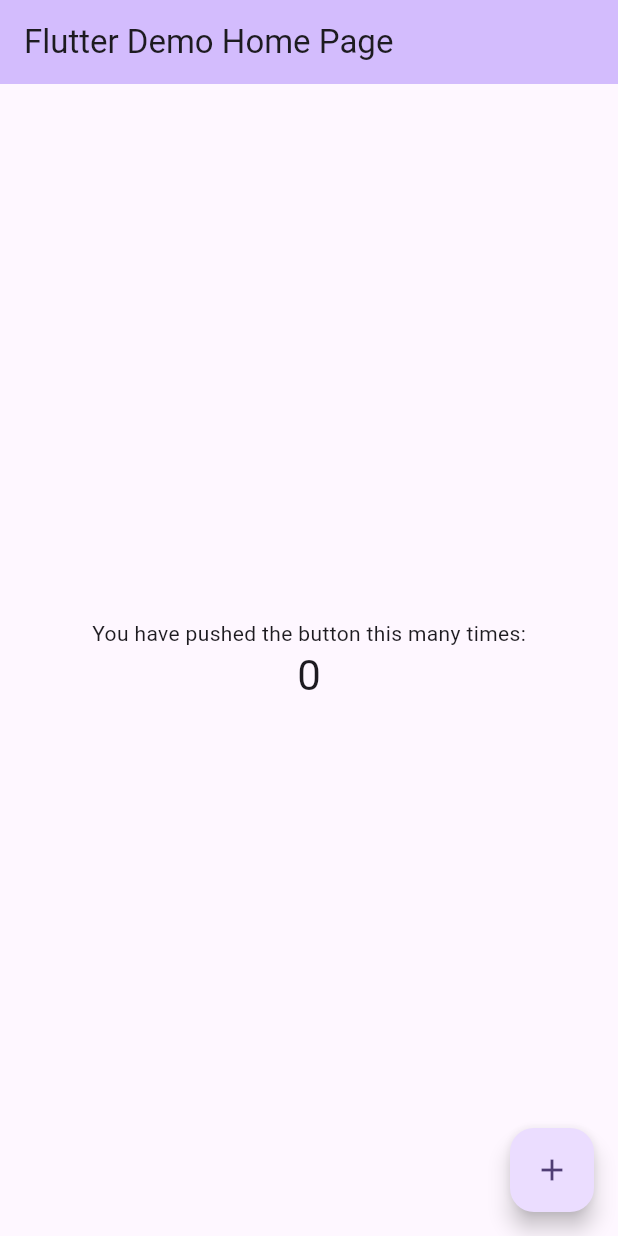
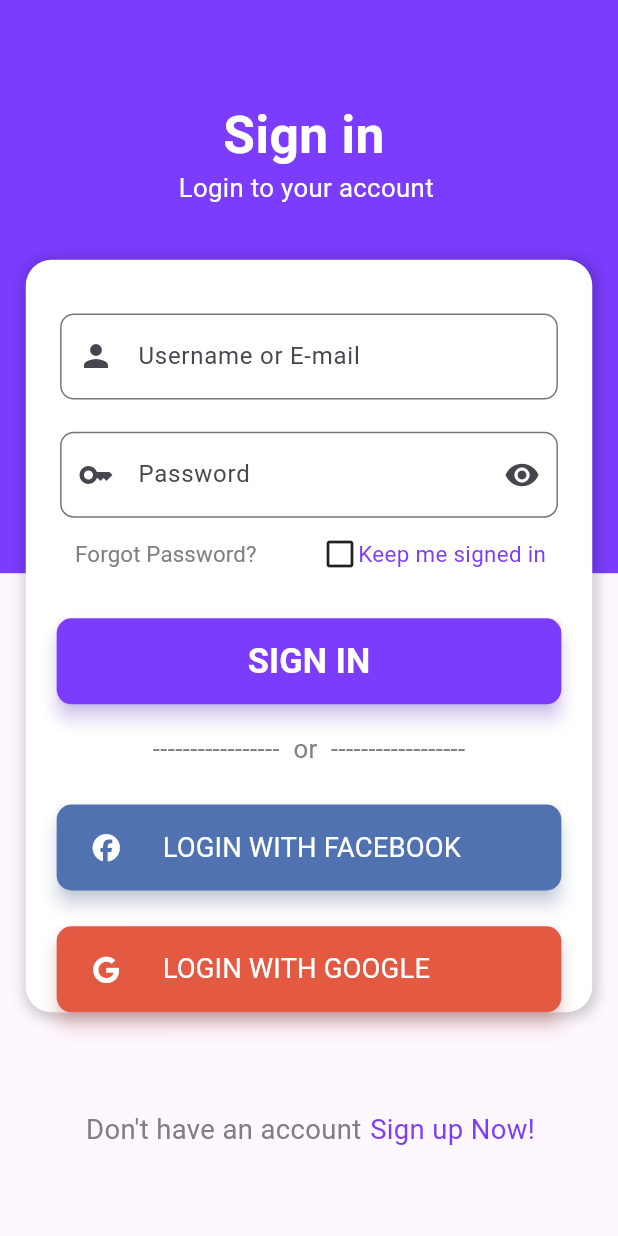
Before and after one commit to codecharan-dev/mobile-ecommerce, a Flutter app: the screen it shows after launch, on a phone screen of 412 x 824 dp. Run offline on Flutter 3.47's test engine with Material 3 defaults, Android fonts, the phone set to English and light mode, and no system bars; our stand-ins replace flutter_screenutil, font_awesome_flutter.

Commit message:
login finished

```diff
--- a/lib/main.dart
+++ b/lib/main.dart
@@ -1,4 +1,8 @@
 import 'package:flutter/material.dart';
+import 'package:flutter_screenutil/flutter_screenutil.dart';
+import 'package:mobile_ecommerce/routes.dart';
+import 'package:mobile_ecommerce/ui/features/login/view/login_page.dart';
+import 'package:mobile_ecommerce/utils/app_route_constant.dart';
 
 void main() {
   runApp(const MyApp());
@@ -6,123 +10,23 @@ void main() {
 
 class MyApp extends StatelessWidget {
   const MyApp({super.key});
-
-  // This widget is the root of your application.
   @override
   Widget build(BuildContext context) {
-    return MaterialApp(
-      title: 'Flutter Demo',
-      theme: ThemeData(
-        // This is the theme of your application.
-        //
-        // TRY THIS: Try running your application with "flutter run". You'll see
-        // the application has a purple toolbar. Then, without quitting the app,
-        // try changing the seedColor in the colorScheme below to Colors.green
-        // and then invoke "hot reload" (save your changes or press the "hot
-        // reload" button in a Flutter-supported IDE, or press "r" if you used
-        // the command line to start the app).
-        //
-        // Notice that the counter didn't reset back to zero; the application
-        // state is not lost during the reload. To reset the state, use hot
-        // restart instead.
-        //
-        // This works for code too, not just values: Most code changes can be
-        // tested with just a hot reload.
-        colorScheme: ColorScheme.fromSeed(seedColor: Colors.deepPurple),
-        useMaterial3: true,
+    return const ScreenUtilInit(
+      designSize: Size(360, 690),
+      minTextAdapt: true,
+      splitScreenMode: true,
+      child: MaterialApp(
+        title: 'Flutter Demo',
+        debugShowCheckedModeBanner: false,
+        home: LoginPage(),
+        onGenerateRoute: AppRoutes.onGenerateRouteForMyApp,
+        initialRoute: AppRouteConstant.logInPage,
       ),
-      home: const MyHomePage(title: 'Flutter Demo Home Page'),
     );
   }
 }
 
-class MyHomePage extends StatefulWidget {
-  const MyHomePage({super.key, required this.title});
-
-  // This widget is the home page of your application. It is stateful, meaning
-  // that it has a State object (defined below) that contains fields that affect
-  // how it looks.
-
-  // This class is the configuration for the state. It holds the values (in this
-  // case the title) provided by the parent (in this case the App widget) and
-  // used by the build method of the State. Fields in a Widget subclass are
-  // always marked "final".
-
-  final String title;
-
-  @override
-  State<MyHomePage> createState() => _MyHomePageState();
-}
-
-class _MyHomePageState extends State<MyHomePage> {
-  int _counter = 0;
-
-  void _incrementCounter() {
-    setState(() {
-      // This call to setState tells the Flutter framework that something has
-      // changed in this State, which causes it to rerun the build method below
-      // so that the display can reflect the updated values. If we changed
-      // _counter without calling setState(), then the build method would not be
-      // called again, and so nothing would appear to happen.
-      _counter++;
-    });
-  }
-
-  @override
-  Widget build(BuildContext context) {
-    // This method is rerun every time setState is called, for instance as done
-    // by the _incrementCounter method above.
-    //
-    // The Flutter framework has been optimized to make rerunning build methods
-    // fast, so that you can just rebuild anything that needs updating rather
-    // than having to individually change instances of widgets.
-    return Scaffold(
-      appBar: AppBar(
-        // TRY THIS: Try changing the color here to a specific color (to
-        // Colors.amber, perhaps?) and trigger a hot reload to see the AppBar
-        // change color while the other colors stay the same.
-        backgroundColor: Theme.of(context).colorScheme.inversePrimary,
-        // Here we take the value from the MyHomePage object that was created by
-        // the App.build method, and use it to set our appbar title.
-        title: Text(widget.title),
-      ),
-      body: Center(
-        // Center is a layout widget. It takes a single child and positions it
-        // in the middle of the parent.
-        child: Column(
-          // Column is also a layout widget. It takes a list of children and
-          // arranges them vertically. By default, it sizes itself to fit its
-          // children horizontally, and tries to be as tall as its parent.
-          //
-          // Column has various properties to control how it sizes itself and
-          // how it positions its children. Here we use mainAxisAlignment to
-          // center the children vertically; the main axis here is the vertical
-          // axis because Columns are vertical (the cross axis would be
-          // horizontal).
-          //
-          // TRY THIS: Invoke "debug painting" (choose the "Toggle Debug Paint"
-          // action in the IDE, or press "p" in the console), to see the
-          // wireframe for each widget.
-          mainAxisAlignment: MainAxisAlignment.center,
-          children: <Widget>[
-            const Text(
-              'You have pushed the button this many times:',
-            ),
-            Text(
-              '$_counter',
-              style: Theme.of(context).textTheme.headlineMedium,
-            ),
-          ],
-        ),
-      ),
-      floatingActionButton: FloatingActionButton(
-        onPressed: _incrementCounter,
-        tooltip: 'Decremnt',
-        child: const Icon(Icons.add),
-      ), // This trailing comma makes auto-formatting nicer for build methods.
-    );
-  }
-}
 
 // echo "# mobile-ecommerce" >> README.md
 // git init
--- /dev/null
+++ b/lib/routes.dart
@@ -0,0 +1,32 @@
+import 'package:flutter/material.dart';
+import 'package:mobile_ecommerce/ui/features/login/view/login_page.dart';
+import 'package:mobile_ecommerce/ui/features/login/view/signup_page.dart';
+import 'package:mobile_ecommerce/utils/app_route_constant.dart';
+
+class AppRoutes {
+  static Route<dynamic> onGenerateRouteForMyApp(RouteSettings myAppRouteSettings) {
+
+    switch (myAppRouteSettings.name) {
+      // Log In page navigation
+      case AppRouteConstant.logInPage:
+        return MaterialPageRoute(builder: (context) => const LoginPage());
+
+      // Sign Up page navigation
+      case AppRouteConstant.signUpPage:
+        return MaterialPageRoute(builder: (context) => const SignupPage());
+
+      // default
+      default:
+    }
+    return MaterialPageRoute(
+      builder: (context) => Scaffold(
+        appBar: AppBar(
+          title: const Text('dummy'),
+        ),
+        body: const Center(
+          child: Text("dummy page"),
+        ),
+      ),
+    );
+  }
+}
--- /dev/null
+++ b/lib/ui/features/login/view/login_page.dart
@@ -0,0 +1,140 @@
+import 'dart:io';
+
+import 'package:flutter/material.dart';
+import 'package:flutter_screenutil/flutter_screenutil.dart';
+import 'package:font_awesome_flutter/font_awesome_flutter.dart';
+import 'package:mobile_ecommerce/ui/features/login/widgets/forgot_password_row.dart';
+import 'package:mobile_ecommerce/ui/features/login/widgets/or_text.dart';
+import 'package:mobile_ecommerce/ui/features/login/widgets/reusable_button.dart';
+import 'package:mobile_ecommerce/utils/app_route_constant.dart';
+import 'package:mobile_ecommerce/utils/colors.dart';
+import 'package:mobile_ecommerce/utils/widgets.dart';
+
+class LoginPage extends StatefulWidget {
+  const LoginPage({Key? key}) : super(key: key);
+
+  @override
+  State<LoginPage> createState() => _LoginPageState();
+}
+
+class _LoginPageState extends State<LoginPage> {
+  bool intial = false;
+  @override
+  Widget build(BuildContext context) {
+    // back container
+    // text
+    return Scaffold(
+      body: Container(
+        margin: EdgeInsets.only(left: 0.w),
+        child: SingleChildScrollView(
+          child: Column(
+            children: [
+              Stack(
+                children: [
+                  Container(
+                    padding: EdgeInsets.only(top: 55.h, left: 130.w),
+                    height: 320.h,
+                    width: 360.w,
+                    color: AppColors.primaryColor,
+                    child: buildreuableText(
+                      text: "Sign in",
+                      fontSize: 30.sp,
+                      color: AppColors.primaryTextColor,
+                      fontWeight: FontWeight.bold,
+                    ),
+                  ),
+                  Container(
+                    padding: EdgeInsets.only(top: 95.h, left: 104.w),
+                    child: buildreuableText(
+                      text: "Login to your account",
+                      fontSize: 15.sp,
+                      color: AppColors.primaryTextColor,
+                      fontWeight: FontWeight.normal,
+                    ),
+                  ),
+                  Container(
+                    margin: EdgeInsets.fromLTRB(15.w, 145.h, 15.w, 95.h),
+                    decoration: BoxDecoration(
+                      boxShadow: [
+                        BoxShadow(
+                          color: Colors.black.withOpacity(0.2),
+                          offset: Offset(1.w, 1.h),
+                          blurRadius: 7,
+                          spreadRadius: 2,
+                        ),
+                      ],
+                      borderRadius: BorderRadius.circular(15.w),
+                      color: Colors.white,
+                    ),
+                    child: Column(
+                      children: [
+                        buildReusableTextFormField(
+                          top: 30.h,
+                          hintText: "Username or E-mail",
+                          obsecureText: false,
+                          prefixIcon: Icons.person,
+                        ),
+                        buildReusableTextFormFieldForPassword(
+                          top: 18.h,
+                          hintText: "Password",
+                          obsecureText: true,
+                          prefixIcon: Icons.key,
+                          suffixIcon: Icons.remove_red_eye,
+                          onPressed: () {},
+                        ),
+                        buildForgotPasswordRow(
+                          onPressed: () {},
+                          onTap: () {},
+                        ),
+                        buildReusableButton(
+                          top: 16.h,
+                          backgroundColor: AppColors.primaryColor,
+                          shadowColor: AppColors.primaryColor.withOpacity(0.5),
+                          buttonName: "SIGN IN",
+                          fontWeight: FontWeight.bold,
+                          fontSize: 20.sp,
+                        ),
+                        orText(),
+                        buildReusableOauthButton(
+                          backgroundColor: AppColors.teritaryColor,
+                          shadowColor: AppColors.teritaryColor.withOpacity(0.5),
+                          buttonName: "LOGIN WITH FACEBOOK",
+                          fontWeight: FontWeight.normal,
+                          fontSize: 16.sp,
+                          icon: FontAwesomeIcons.facebook,
+                        ),
+                        buildReusableOauthButton(
+                          backgroundColor: AppColors.fourthColor,
+                          shadowColor: AppColors.fourthColor.withOpacity(0.5),
+                          buttonName: "LOGIN WITH GOOGLE",
+                          fontWeight: FontWeight.normal,
+                          fontSize: 16.sp,
+                          icon: FontAwesomeIcons.google,
+                        ),
+                      ],
+                    ),
+                  ),
+                  dontAndAlreadyHaveAnAccountRow(
+                    buildTextFontsize: 16.sp,
+                    fontSize: 16.sp,
+                    left: Platform.isAndroid ? 50.w : 38.w,
+                    top: 620.h,
+                    text: "Don't have an account",
+                    buttonName: "Sign up Now!",
+                    onTap: () {
+                      Navigator.pushNamedAndRemoveUntil(
+                        context,
+                        AppRouteConstant.signUpPage,
+                        (route) => false,
+                      );
+                    },
+                  ),
+                ],
+              ),
+            ],
+          ),
+        ),
+      ),
+    );
+  }
+}
--- /dev/null
+++ b/lib/ui/features/login/view/signup_page.dart
@@ -0,0 +1,120 @@
+import 'dart:io';
+
+import 'package:flutter/material.dart';
+import 'package:flutter_screenutil/flutter_screenutil.dart';
+import 'package:mobile_ecommerce/utils/colors.dart';
+import 'package:mobile_ecommerce/utils/widgets.dart';
+
+class SignupPage extends StatelessWidget {
+  const SignupPage({Key? key}) : super(key: key);
+
+  @override
+  Widget build(BuildContext context) {
+    return Scaffold(
+      body: Container(
+        margin: EdgeInsets.only(left: 0.w),
+        child: SingleChildScrollView(
+          child: Column(
+            children: [
+              Stack(children: [
+                 Container(
+                    padding: EdgeInsets.only(top: 55.h, left: 118.w),
+                    height: 320.h,
+                    width: 360.w,
+                    color: AppColors.primaryColor,
+                    child: buildreuableText(
+                      text: "Sign up",
+                      fontSize: 30.sp,
+                      color: AppColors.primaryTextColor,
+                      fontWeight: FontWeight.bold,
+                    ),
+                  ),
+                  Container(
+                    padding: EdgeInsets.only(top: 95.h, left: 106.w),
+                    child: buildreuableText(
+                      text: "Create new account",
+                      fontSize: 15.sp,
+                      color: AppColors.primaryTextColor,
+                      fontWeight: FontWeight.normal,
+                    ),
+                  ),
+                  Container(
+                    margin: EdgeInsets.fromLTRB(15.w, 145.h, 15.w, 60.h),
+                    decoration: BoxDecoration(
+                      boxShadow: [
+                        BoxShadow(
+                          color: Colors.black.withOpacity(0.2),
+                          offset: Offset(1.w, 1.h),
+                          blurRadius: 7,
+                          spreadRadius: 2,
+                        ),
+                      ],
+                      borderRadius: BorderRadius.circular(15.w),
+                      color: Colors.white,
+                    ),
+                    child: Column(
+                      children: [
+                         buildReusableTextFormField(
+                          top: 30.h,
+                          hintText: "Full Name",
+                          obsecureText: false,
+                          prefixIcon: Icons.person,
+                        ),
+                        buildReusableTextFormField(
+                          top: 18.h,
+                          hintText: "Username or E-mail",
+                          obsecureText: false,
+                          prefixIcon: Icons.email,
+                        ),
+                         buildReusableTextFormField(
+                          top: 18.h,
+                          hintText: "Phone Number",
+                          obsecureText: false,
+                          prefixIcon: Icons.phone,
+                        ),
+                        buildReusableTextFormFieldForPassword(
+                          top: 18.h,
+                          hintText: "Create Password",
+                          obsecureText: true,
+                          prefixIcon: Icons.key,
+                          suffixIcon: Icons.remove_red_eye,
+                          onPressed: () {},
+                        ),
+                        buildReusableTextFormFieldForPassword(
+                          top: 18.h,
+                          hintText: "Confrim Password",
+                          obsecureText: true,
+                          prefixIcon: Icons.key,
+                          suffixIcon: Icons.remove_red_eye,
+                          onPressed: () {},
+                        ),
+                        dontAndAlreadyHaveAnAccountRow(
+                          buildTextFontsize: 14.sp,
+                          fontSize: 14.sp,
+                          left: Platform.isAndroid ? 38.w : 35.w,
+                          top: 25.h,
+                          onTap: () {},
+                          text: "Already have an account",
+                          buttonName: "Sign in Now!",
+                        ),
+
+                      ],
+                    ),
+                  ),
+                  buildReusableButton(
+                    top: 595.h,
+                    backgroundColor: AppColors.primaryColor,
+                    shadowColor: AppColors.primaryColor.withOpacity(0.5),
+                    buttonName: "SIGN UP",
+                    fontWeight: FontWeight.bold,
+                    fontSize: 20.sp,
+                  ),
+                ],
+              ),
+            ],
+          ),
+        ),
+      ),
+    );
+  }
+}
--- /dev/null
+++ b/lib/ui/features/login/widgets/forgot_password_row.dart
@@ -0,0 +1,39 @@
+import 'package:flutter/material.dart';
+import 'package:flutter_screenutil/flutter_screenutil.dart';
+import 'package:mobile_ecommerce/utils/colors.dart';
+import 'package:mobile_ecommerce/utils/widgets.dart';
+
+Widget buildForgotPasswordRow({required VoidCallback onPressed, required VoidCallback onTap,
+}) {
+  return Container(
+    margin: const EdgeInsets.only(right: 15, left: 5),
+    child: Row(
+      mainAxisAlignment: MainAxisAlignment.spaceAround,
+      children: [
+        TextButton(
+          onPressed: onPressed,
+          child: buildreuableText(
+            text: "Forgot Password?",
+            fontSize: 13.sp,
+            color: AppColors.secondaryTextColor,
+            fontWeight: FontWeight.normal,
+          ),
+        ),
+        InkWell(
+          onTap: onTap,
+          child: Row(
+            children: [
+              const Icon(Icons.check_box_outline_blank),
+              buildreuableText(
+                text: "Keep me signed in",
+                fontSize: 13.sp,
+                color: AppColors.primaryColor,
+                fontWeight: FontWeight.normal,
+              ),
+            ],
+          ),
+        ),
+      ],
+    ),
+  );
+}
--- /dev/null
+++ b/lib/ui/features/login/widgets/or_text.dart
@@ -0,0 +1,16 @@
+import 'package:flutter/material.dart';
+import 'package:flutter_screenutil/flutter_screenutil.dart';
+import 'package:mobile_ecommerce/utils/colors.dart';
+import 'package:mobile_ecommerce/utils/widgets.dart';
+
+Widget orText() {
+  return Container(
+    margin: EdgeInsets.only(top: 15.h),
+    child: buildreuableText(
+      text: "-----------------  or  ------------------",
+      fontSize: 15.sp,
+      color: AppColors.secondaryTextColor,
+      fontWeight: FontWeight.normal,
+    ),
+  );
+}
--- /dev/null
+++ b/lib/ui/features/login/widgets/reusable_button.dart
@@ -0,0 +1,44 @@
+import 'package:flutter/material.dart';
+import 'package:flutter_screenutil/flutter_screenutil.dart';
+import 'package:mobile_ecommerce/utils/colors.dart';
+import 'package:mobile_ecommerce/utils/widgets.dart';
+
+Widget buildReusableOauthButton({
+  required Color backgroundColor,
+  required Color shadowColor,
+  required String buttonName,
+  required FontWeight fontWeight,
+  required double fontSize,
+  required IconData icon,
+}) {
+  return Container(
+    margin: EdgeInsets.only(left: 18.w, right: 18.w, top: 20.h),
+    child: Material(
+      child: ElevatedButton(
+        style: ElevatedButton.styleFrom(
+          shadowColor: shadowColor,
+          elevation: 5,
+          minimumSize: Size.fromHeight(48.h),
+          shape: RoundedRectangleBorder(
+            borderRadius: BorderRadius.circular(10),
+          ),
+          backgroundColor: backgroundColor,
+          foregroundColor: AppColors.secondaryColor,
+        ),
+        onPressed: () {},
+        child: Row(
+          children: [
+            Icon(icon),
+            SizedBox(width: 25.w),
+            buildreuableText(
+              text: buttonName,
+              fontSize: fontSize,
+              color: AppColors.primaryTextColor,
+              fontWeight: fontWeight,
+            ),
+          ],
+        ),
+      ),
+    ),
+  );
+}
--- /dev/null
+++ b/lib/utils/app_route_constant.dart
@@ -0,0 +1,4 @@
+class AppRouteConstant {
+  static const String logInPage = "/";
+  static const String signUpPage = "/signInPage";
+}
--- /dev/null
+++ b/lib/utils/colors.dart
@@ -0,0 +1,14 @@
+import 'package:flutter/material.dart';
+
+class AppColors {
+  // Background Colors
+  static const Color primaryColor = Color(0xff7B3CFE);
+  static const Color secondaryColor = Color(0xffFFFFFF);
+  static const Color teritaryColor = Color(0xff5072B1);
+  static const Color fourthColor = Color(0xffE45941);
+
+  // Text Colors
+  static const Color primaryTextColor = Color(0xffFFFFFF);
+  static const Color secondaryTextColor = Color(0xFF808080);
+  static const Color teritaryTextColor = Color(0xFFA9A9A9);
+}
--- /dev/null
+++ b/lib/utils/widgets.dart
@@ -0,0 +1,169 @@
+import 'package:flutter/material.dart';
+import 'package:flutter_screenutil/flutter_screenutil.dart';
+import 'package:mobile_ecommerce/utils/colors.dart';
+
+// Reusable Text
+
+Widget buildreuableText({
+  required String text,
+  required double fontSize,
+  required Color color,
+  required FontWeight fontWeight,
+}) {
+  return Text(
+    text,
+    style: TextStyle(
+      color: color,
+      fontSize: fontSize,
+      fontWeight: fontWeight,
+    ),
+  );
+}
+
+// Reusable Button
+
+Widget buildReusableButton({
+  required Color backgroundColor,
+  required Color shadowColor,
+  required String buttonName,
+  required FontWeight fontWeight,
+  required double fontSize,
+  required double top,
+}) {
+  return Container(
+    margin: EdgeInsets.only(left: 18.w, right: 18.w, top: top),
+    child: Material(
+      child: ElevatedButton(
+        style: ElevatedButton.styleFrom(
+          shadowColor: shadowColor,
+          elevation: 5,
+          minimumSize: Size.fromHeight(48.h),
+          shape: RoundedRectangleBorder(
+            borderRadius: BorderRadius.circular(10),
+          ),
+          backgroundColor: backgroundColor,
+          foregroundColor: AppColors.secondaryColor,
+        ),
+        onPressed: () {},
+        child: buildreuableText(
+          text: buttonName,
+          fontSize: fontSize,
+          color: AppColors.primaryTextColor,
+          fontWeight: fontWeight,
+        ),
+      ),
+    ),
+  );
+}
+
+// Reusable Text Form Field
+
+Widget buildReusableTextFormField({
+  required double top,
+  required String hintText,
+  required bool obsecureText,
+  required IconData prefixIcon,
+}) {
+  return Container(
+    margin: EdgeInsets.only(top: top, left: 20.w, right: 20.w),
+    height: 48.h,
+    width: 330.w,
+    decoration: BoxDecoration(
+      borderRadius: BorderRadius.circular(7.w),
+    ),
+    child: TextFormField(
+      obscureText: obsecureText,
+      cursorColor: AppColors.primaryColor,
+      decoration: InputDecoration(
+        hintText: hintText,
+        prefixIcon: Icon(prefixIcon),
+        focusedBorder: OutlineInputBorder(
+          borderRadius: BorderRadius.circular(8.w),
+          borderSide:
+              const BorderSide(color: AppColors.primaryColor, width: 1.5),
+        ),
+        contentPadding: EdgeInsets.fromLTRB(10.w, 10.h, 10.w, 18.h),
+        border: OutlineInputBorder(
+          borderRadius: BorderRadius.circular(8.w),
+        ),
+      ),
+    ),
+  );
+}
+
+// Reusable Text Form Field for Password
+
+Widget buildReusableTextFormFieldForPassword({
+  required double top,
+  required String hintText,
+  required bool obsecureText,
+  required IconData prefixIcon,
+  required IconData suffixIcon,
+  required VoidCallback onPressed,
+}) {
+  return Container(
+    margin: EdgeInsets.only(top: top, left: 20.w, right: 20.w),
+    height: 48.h,
+    width: 330.w,
+    decoration: BoxDecoration(
+      borderRadius: BorderRadius.circular(7.w),
+    ),
+    child: TextFormField(
+      obscureText: obsecureText,
+      cursorColor: AppColors.primaryColor,
+      decoration: InputDecoration(
+        suffixIcon: IconButton(
+          onPressed: onPressed,
+          icon: Icon(suffixIcon),
+        ),
+        hintText: hintText,
+        prefixIcon: Icon(prefixIcon),
+        focusedBorder: OutlineInputBorder(
+          borderRadius: BorderRadius.circular(8.w),
+          borderSide:
+              const BorderSide(color: AppColors.primaryColor, width: 1.5),
+        ),
+        contentPadding: EdgeInsets.fromLTRB(10.w, 10.h, 10.w, 18.h),
+        border: OutlineInputBorder(
+          borderRadius: BorderRadius.circular(8.w),
+        ),
+      ),
+    ),
+  );
+}
+
+// Don't and already have an account
+
+Widget dontAndAlreadyHaveAnAccountRow({
+  required VoidCallback onTap,
+  required String text,
+  required String buttonName,
+  required double top,
+  required double left,
+  required double fontSize,
+  required double buildTextFontsize,
+}) {
+  return Container(
+    margin: EdgeInsets.only(top: top, left: left),
+    child: Row(
+      children: [
+        buildreuableText(
+          text: text,
+          fontSize: buildTextFontsize,
+          color: AppColors.secondaryTextColor,
+          fontWeight: FontWeight.normal,
+        ),
+        SizedBox(width: 5.w),
+        InkWell(
+          onTap: onTap,
+          child: buildreuableText(
+            text: buttonName,
+            fontSize: fontSize,
+            color: AppColors.primaryColor,
+            fontWeight: FontWeight.normal,
+          ),
+        ),
+      ],
+    ),
+  );
+}
--- a/pubspec.yaml
+++ b/pubspec.yaml
@@ -35,6 +35,9 @@ dependencies:
   # The following adds the Cupertino Icons font to your application.
   # Use with the CupertinoIcons class for iOS style icons.
   cupertino_icons: ^1.0.2
+  flutter_screenutil:
+  font_awesome_flutter:
+  zoom_widget:
 
 dev_dependencies:
   flutter_test:
```
Also changed, not shown: pubspec.lock, 1 other file.
